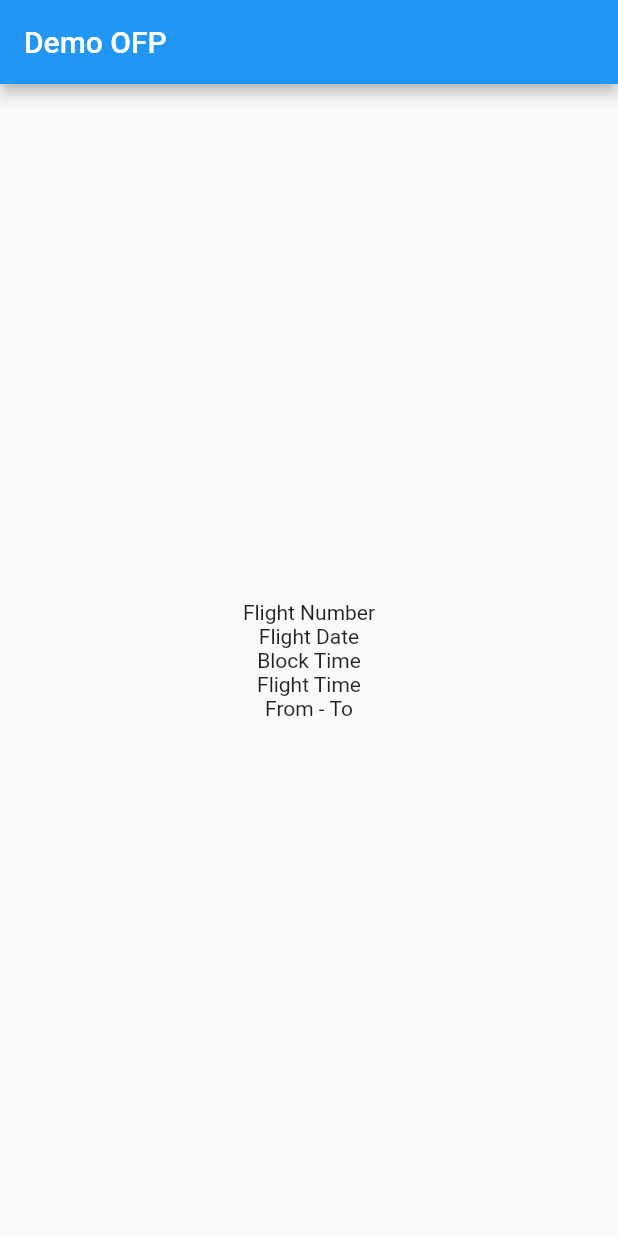
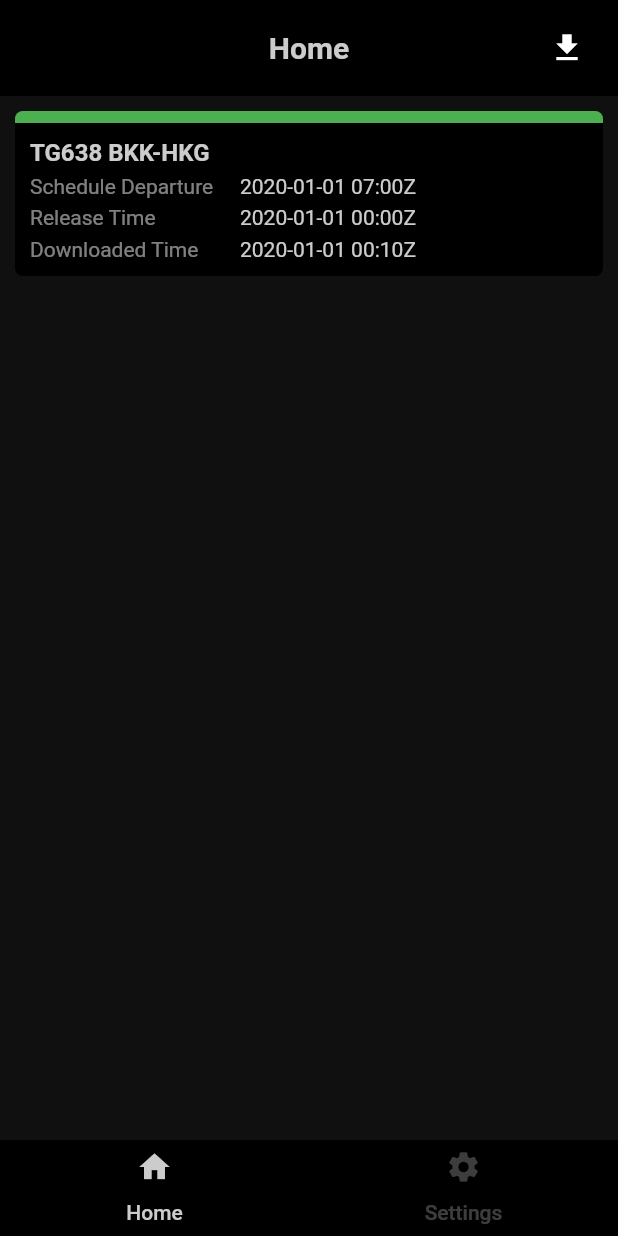
Before and after one commit to 60070106/kuykuy, a Flutter app: the screen it shows after launch, on a phone screen of 412 x 824 dp. Run offline on Flutter 3.47's test engine with Material 2 defaults, Android fonts, the light colour scheme and no system bars; our stand-ins replace page_transition.

Commit message:
Initialize Route

```diff
--- a/lib/class/apiService.dart
+++ b/lib/class/apiService.dart
@@ -1,6 +1,5 @@
 import 'dart:convert';
 import 'dart:io';
-
 import 'package:http/http.dart' as http;
 import 'package:ofp_flutter/class/constants.dart' as Constants;
 import 'package:ofp_flutter/model/ofp.dart';
--- a/lib/class/constants.dart
+++ b/lib/class/constants.dart
@@ -1,3 +1,10 @@
 library constants;
+import 'package:flutter/material.dart';
 
 const ENDPOINT = "http://10.0.2.2:3000";
+const PAGE_TRANSITION_DURATION = Duration(milliseconds: 200);
+
+
+const Color BLACK_1 = Color(0xff000000);
+const Color BLACK_2 = Color(0xff080808);
+const Color BLACK_3 = Color(0xff101010);
--- a/lib/main.dart
+++ b/lib/main.dart
@@ -1,88 +1,64 @@
 import 'package:flutter/material.dart';
-import 'package:ofp_flutter/class/apiService.dart';
-import 'package:ofp_flutter/model/ofp.dart';
+import 'package:flutter/services.dart';
+import 'package:ofp_flutter/page/download/downloadPage.dart';
+import 'package:ofp_flutter/page/main/mainPage.dart';
+import 'package:ofp_flutter/page/ofp/ofpContainer.dart';
+import 'package:page_transition/page_transition.dart';
+import 'package:ofp_flutter/class/constants.dart' as Constants;
 
 void main() {
-  runApp(MyApp());
+  Widget defaultHome = MainPage();
+  runApp(MainApp(home: defaultHome));
+  SystemChrome.setSystemUIOverlayStyle(SystemUiOverlayStyle.dark.copyWith(
+    statusBarBrightness: Brightness.dark
+  ));
 }
 
-class MyApp extends StatelessWidget {
+class MainApp extends StatelessWidget {
   // This widget is the root of your application.
+  final Widget home;
+
+
+  MainApp({Key key, this.home});
+
   @override
   Widget build(BuildContext context) {
     return MaterialApp(
-      title: 'Flutter Demo',
-      theme: ThemeData(
-        // This is the theme of your application.
-        //
-        // Try running your application with "flutter run". You'll see the
-        // application has a blue toolbar. Then, without quitting the app, try
-        // changing the primarySwatch below to Colors.green and then invoke
-        // "hot reload" (press "r" in the console where you ran "flutter run",
-        // or simply save your changes to "hot reload" in a Flutter IDE).
-        // Notice that the counter didn't reset back to zero; the application
-        // is not restarted.
-        primarySwatch: Colors.blue,
-      ),
-      home: MyHomePage(title: 'Demo OFP'),
+      theme: ThemeData.dark(),
+      home: home,
+      onGenerateRoute: (RouteSettings settings) {
+        switch (settings.name) {
+          case MainPage.routeName:
+            return PageTransition(
+                child: MainPage(),
+                type: PageTransitionType.rightToLeft,
+                duration: Constants.PAGE_TRANSITION_DURATION,
+                reverseDuration: Constants.PAGE_TRANSITION_DURATION);
+            break;
+          case DownloadPage.routeName:
+            return PageTransition(
+                child: DownloadPage(),
+                type: PageTransitionType.rightToLeft,
+                duration: Constants.PAGE_TRANSITION_DURATION,
+                reverseDuration: Constants.PAGE_TRANSITION_DURATION);
+            break;
+          case OFPPage.routeName:
+            final OFPPageArguments args = settings.arguments;
+            return PageTransition(
+                child: OFPPage(flightNumber: args.flightNumber,),
+                type: PageTransitionType.rightToLeft,
+                duration: Constants.PAGE_TRANSITION_DURATION,
+                reverseDuration: Constants.PAGE_TRANSITION_DURATION);
+
+          default:
+            return PageTransition(
+                child: MainPage(),
+                type: PageTransitionType.rightToLeft,
+                duration: Constants.PAGE_TRANSITION_DURATION,
+                reverseDuration: Constants.PAGE_TRANSITION_DURATION);
+            break;
+        }
+      },
     );
   }
 }
-
-class MyHomePage extends StatefulWidget {
-  MyHomePage({Key key, this.title}) : super(key: key);
-  final String title;
-
-  @override
-  _MyHomePageState createState() => _MyHomePageState();
-}
-
-class _MyHomePageState extends State<MyHomePage> {
-  OFP ofp;
-  APIService _apiService = APIService();
-
-  @override
-  void initState() {
-    super.initState();
-    _apiService.getOFP().then((value) {
-      setState(() {
-        this.ofp = value;
-      });
-    });
-  }
-
-  @override
-  Widget build(BuildContext context) {
-    return Scaffold(
-      appBar: AppBar(
-        title: Text(widget.title),
-      ),
-      body: Center(
-        child: Column(
-          mainAxisAlignment: MainAxisAlignment.center,
-          children: <Widget>[
-            Text(
-              ofp == null
-                  ? "Flight Number"
-                  : "Flight Number :  ${ofp.flightNumber} ",
-            ),
-            Text(
-              ofp == null ? "Flight Date" : "Flight Date :  ${ofp.flightDate} ",
-            ),
-            Text(
-              ofp == null ? "Block Time" : "Block Time :  ${ofp.blockTime} ",
-            ),
-            Text(
-              ofp == null ? "Flight Time" : "Flight Time :  ${ofp.flightTime} ",
-            ),
-            Text(
-              ofp == null
-                  ? "From - To"
-                  : "${ofp.departureAerodrome.icao} - ${ofp.arrivalAerodrome.icao} ",
-            ),
-          ],
-        ),
-      ),
-    );
-  }
-}
--- /dev/null
+++ b/lib/page/main/homeTab.dart
@@ -0,0 +1,40 @@
+import 'package:flutter/material.dart';
+import 'package:ofp_flutter/page/download/downloadPage.dart';
+import 'package:ofp_flutter/widget/customAppBar.dart';
+import 'package:ofp_flutter/class/constants.dart' as Constants;
+import 'package:ofp_flutter/widget/packageBox.dart';
+
+class HomeTab extends StatefulWidget {
+  static const String routeName = "/homepage";
+  HomeTab({Key key}) : super(key: key);
+
+  @override
+  _HomeTabState createState() => _HomeTabState();
+}
+
+class _HomeTabState extends State<HomeTab> {
+  @override
+  Widget build(BuildContext context) {
+    return Container(
+          constraints: BoxConstraints.expand(),
+          child: Column(
+            children: [
+              CustomAppBar(
+                header : "Home",
+                backButtonEnabled: false,
+                rightWidget: [
+                  IconButton(icon: Icon(Icons.download_sharp ), tooltip: "Download", onPressed: () {
+                    Navigator.of(context).pushNamed(DownloadPage.routeName);
+                  })
+                ],
+              ),
+              Expanded(
+                child: Container(
+                    color: Constants.BLACK_3,
+                    child: Column (children: [PackageBox()],),)
+              )
+            ],
+          ),
+        );
+  }
+}
--- /dev/null
+++ b/lib/page/main/mainPage.dart
@@ -0,0 +1,68 @@
+import 'package:flutter/material.dart';
+import 'package:ofp_flutter/page/main/homeTab.dart';
+import 'package:ofp_flutter/page/main/settingsTab.dart';
+
+class MainPage extends StatefulWidget {
+  static const String routeName = '/maincontainer';
+  MainPage({Key key}) : super(key: key);
+
+  @override
+  _MainPageState createState() => _MainPageState();
+}
+
+class _MainPageState extends State<MainPage>
+    with SingleTickerProviderStateMixin {
+  TabController _tabController;
+  @override
+  void initState() {
+    super.initState();
+    _tabController = TabController(length: 2, vsync: this);
+  }
+
+  @override
+  void dispose() {
+    super.dispose();
+    _tabController.dispose();
+  }
+
+  @override
+  Widget build(BuildContext context) {
+    return Scaffold(
+        backgroundColor: Colors.black,
+
+        body: SafeArea(
+      child: Container(
+          constraints: BoxConstraints.expand(),
+          color: Colors.black,
+          child: Column(
+            children: [
+              Expanded(
+                child: TabBarView(
+                  physics: NeverScrollableScrollPhysics(),
+                  controller: _tabController,
+                  children: [HomeTab(), SettingsTab()],
+                ),
+              ),
+              Container(
+                  height: 64,
+                  child: TabBar(
+                    controller: _tabController,
+                    indicatorColor: Colors.transparent,
+                    labelColor: Colors.white.withOpacity(.8),
+                    unselectedLabelColor: Colors.white24,
+                    tabs: [
+                      Tab(
+                        child: Text('Home'),
+                        icon: Icon(Icons.home),
+                      ),
+                      Tab(
+                        child: Text('Settings'),
+                        icon: Icon(Icons.settings),
+                      ),
+                    ],
+                  )),
+            ],
+          )),
+    ));
+  }
+}
--- /dev/null
+++ b/lib/widget/customAppBar.dart
@@ -0,0 +1,51 @@
+import 'package:flutter/material.dart';
+import 'package:ofp_flutter/class/constants.dart' as Constants;
+
+class CustomAppBar extends StatelessWidget {
+  final bool backButtonEnabled;
+  final String header;
+  final List<Widget> rightWidget;
+  const CustomAppBar({Key key, @required this.backButtonEnabled, @required this.header, this.rightWidget})
+      : super(key: key);
+
+  @override
+  Widget build(BuildContext context) {
+    return Stack(
+      children: [
+        Row(
+          mainAxisAlignment: MainAxisAlignment.center,
+          children: [
+            Expanded(
+              child: Container(
+                  child: Center(
+                    child: Text(header, style : TextStyle( color: Colors.white.withOpacity(.8), fontWeight: FontWeight.bold, fontSize: 20)),
+                  ),
+                  color: Constants.BLACK_1,
+                  height: 64),
+            )
+          ],
+        ),
+        Container(
+          height: 64,
+          margin: EdgeInsets.only(left: 10, right: 10),
+          child: Row(
+            crossAxisAlignment: CrossAxisAlignment.center,
+            mainAxisAlignment: MainAxisAlignment.spaceBetween,
+            children: [
+              (backButtonEnabled)
+                  ? IconButton(icon: Icon(Icons.navigate_before), onPressed: () {
+                    Navigator.of(context).pop();
+                  })
+                  : SizedBox.shrink(),
+              (rightWidget != null)
+                  ? Row(
+                      children: rightWidget,
+                    )
+                  : SizedBox.shrink()
+            ],
+          ),
+        )
+      ],
+    );
+  }
+}
--- /dev/null
+++ b/lib/widget/packageBox.dart
@@ -0,0 +1,101 @@
+import 'package:flutter/material.dart';
+import 'package:ofp_flutter/class/constants.dart' as Constants;
+import 'package:ofp_flutter/page/ofp/ofpContainer.dart';
+
+class PackageBox extends StatefulWidget {
+  PackageBox({Key key}) : super(key: key);
+
+  @override
+  _PackageBoxState createState() => _PackageBoxState();
+}
+
+class _PackageBoxState extends State<PackageBox> {
+  @override
+  Widget build(BuildContext context) {
+    return GestureDetector(
+        onTap: () {
+          Navigator.of(context).pushNamed(OFPPage.routeName, arguments:  OFPPageArguments(flightNumber: "TG638"));
+        },
+        child: Row(
+          children: [
+            Expanded(
+              child: Container(
+                  margin: EdgeInsets.symmetric(vertical: 10, horizontal: 10),
+                  decoration: BoxDecoration(
+                      color: Constants.BLACK_1,
+                      borderRadius: BorderRadius.all(Radius.circular(5))),
+                  child: Column(
+                    children: [
+                      Container(
+                          decoration: BoxDecoration(
+                              color: Colors.green,
+                              borderRadius: BorderRadius.only(
+                                  topLeft: Radius.circular(5),
+                                  topRight: Radius.circular(5))),
+                          height: 8),
+                      Container(
+                          margin: EdgeInsets.only(left: 10, top: 10),
+                          child: Row(
+                            children: [
+                              Container(
+                                child: Text('TG638 BKK-HKG',
+                                    style: TextStyle(
+                                        color: Colors.white.withOpacity(0.8),
+                                        fontSize: 16,
+                                        fontWeight: FontWeight.bold)),
+                                width: 140,
+                              ),
+                            ],
+                          )),
+                      Container(
+                        margin: EdgeInsets.only(left: 10, top: 5),
+                        child: Row(
+                          children: [
+                            Container(
+                                child: Text('Schedule Departure',
+                                    style: TextStyle(
+                                        color: Colors.white.withOpacity(0.5))),
+                                width: 140),
+                            Text('2020-01-01 07:00Z',
+                                style: TextStyle(
+                                    color: Colors.white.withOpacity(0.8)))
+                          ],
+                        ),
+                      ),
+                      Container(
+                        margin: EdgeInsets.only(left: 10, top: 5),
+                        child: Row(
+                          children: [
+                            Container(
+                                child: Text('Release Time',
+                                    style: TextStyle(
+                                        color: Colors.white.withOpacity(0.5))),
+                                width: 140),
+                            Text('2020-01-01 00:00Z',
+                                style: TextStyle(
+                                    color: Colors.white.withOpacity(0.8)))
+                          ],
+                        ),
+                      ),
+                      Container(
+                        margin: EdgeInsets.only(left: 10, top: 5, bottom: 10),
+                        child: Row(
+                          children: [
+                            Container(
+                                child: Text('Downloaded Time',
+                                    style: TextStyle(
+                                        color: Colors.white.withOpacity(0.5))),
+                                width: 140),
+                            Text('2020-01-01 00:10Z',
+                                style: TextStyle(
+                                    color: Colors.white.withOpacity(0.8)))
+                          ],
+                        ),
+                      )
+                    ],
+                  )),
+            )
+          ],
+        ));
+  }
+}
--- a/pubspec.yaml
+++ b/pubspec.yaml
@@ -25,6 +25,8 @@
     sdk: flutter
   http: 0.12.2
   connectivity: 0.4.8+1
+  page_transition: "^1.1.7+6"
+  shared_preferences: ^2.0.3
 
 
   # The following adds the Cupertino Icons font to your application.
```
Also changed, not shown: lib/model/ofp.dart (+15 -1 lines), lib/page/download/downloadPage.dart (added, +42 -0 lines), lib/page/main/settingsTab.dart (added, +36 -0 lines), lib/page/ofp/ofpContainer.dart (added, +48 -0 lines), pubspec.lock, 5 other files.
